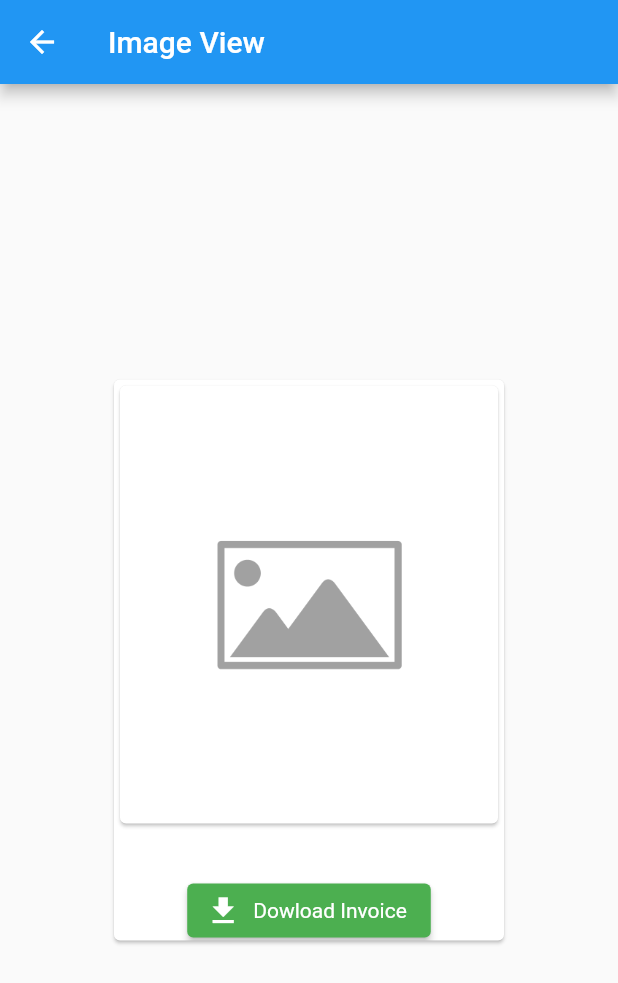
After one commit to HusseinMohammedHussein/TheMovieApp, a Flutter app: the ImageViewScreen screen opened directly, after a tap on "Dowload Invoice", on a phone screen of 412 x 824 dp. The commit adds this screen. Shown: the top 983 px of the screen. Run offline on Flutter 3.47's test engine with Material 2 defaults, Android fonts, the phone set to English and light mode, and no system bars; our stand-ins replace dio, get; network calls fail.

Commit message:
Added Selected and Save Image View.

```diff
--- /dev/null
+++ b/lib/feature/person_image_details/view/image_view_screen.dart
@@ -0,0 +1,133 @@
+import 'dart:developer';
+import 'dart:io';
+import 'dart:core';
+
+import 'package:path_provider/path_provider.dart';
+import 'package:path/path.dart' as path;
+import 'package:flutter/material.dart';
+import 'package:flutter_themoviedb_assignment/core/utils/utils.dart';
+import 'package:get/get.dart';
+import 'package:http/http.dart' as http;
+
+class ImageViewScreen extends StatefulWidget {
+  String? imagePath;
+
+  ImageViewScreen({super.key, this.imagePath});
+
+  @override
+  State<ImageViewScreen> createState() => _ImageViewScreenState();
+}
+
+class _ImageViewScreenState extends State<ImageViewScreen> {
+  late Size size;
+  var response;
+
+  @override
+  void initState() {
+    super.initState();
+    getNetworkImage();
+  }
+
+  Future<http.Response> getNetworkImage() async {
+    response = await http
+        .get(Uri.parse(Utils.IMAGE_ORIGINAL_BASE_URL + widget.imagePath!));
+    return response;
+  }
+
+  saveImage() async {
+    Directory? externalStorage = await getExternalStorageDirectory();
+    log("External Storage: $externalStorage");
+    File file = File(
+        path.join(externalStorage!.path, path.basename(widget.imagePath!)));
+    await file.writeAsBytes(response.bodyBytes);
+    directoryFile(file);
+    log("File: $file");
+  }
+
+  directoryFile(file) async {
+    showDialog(
+        context: context,
+        builder: (c) => AlertDialog(
+              title: const Text("Image Saved Success", textAlign: TextAlign.center),
+              content: SizedBox(
+                height: size.height * 0.8,
+                child: Column(
+                  children: [
+                    Image.file(file),
+                    ElevatedButton.icon(
+                        onPressed: () async {
+                          Get.toNamed("/home");
+                        },
+                        icon: const Icon(
+                          Icons.arrow_back,
+                          color: Colors.white,
+                        ),
+                        style: ButtonStyle(
+                          backgroundColor:
+                              MaterialStateProperty.all(Colors.blue),
+                          textStyle: MaterialStateProperty.all(
+                              const TextStyle(color: Colors.white)),
+                        ),
+                        label: Text('Continue'))
+                  ],
+                ),
+              ),
+            ));
+  }
+
+  @override
+  Widget build(BuildContext context) {
+    size = MediaQuery.of(context).size;
+    return Scaffold(
+      appBar: AppBar(title: const Text("Image View")),
+      body: Center(
+        child: Container(
+          height: size.height * 0.5,
+          padding: const EdgeInsets.all(15),
+          child: Card(
+              clipBehavior: Clip.antiAliasWithSaveLayer,
+              child: Column(
+                children: [
+                  SizedBox(
+                    height: 300,
+                    width: 260,
+                    child: Card(
+                      clipBehavior: Clip.antiAliasWithSaveLayer,
+                      child: FadeInImage(
+                        image: widget.imagePath != null
+                            ? NetworkImage(
+                                "${Utils.IMAGE_ORIGINAL_BASE_URL}${widget.imagePath}")
+                            : const AssetImage(
+                                'lib/assets/placeholderImg.png',
+                              ) as ImageProvider,
+                        fit: BoxFit.cover,
+                        placeholder:
+                            const AssetImage('lib/assets/placeholderImg.png'),
+                      ),
+                    ),
+                  ),
+                  SizedBox(
+                    height: 30,
+                  ),
+                  ElevatedButton.icon(
+                      onPressed: () async {
+                        saveImage();
+                      },
+                      icon: const Icon(
+                        Icons.file_download,
+                        color: Colors.white,
+                      ),
+                      style: ButtonStyle(
+                        backgroundColor:
+                            MaterialStateProperty.all(Colors.green),
+                        textStyle: MaterialStateProperty.all(
+                            const TextStyle(color: Colors.white)),
+                      ),
+                      label: Text('Dowload Invoice'))
+                ],
+              )),
+        ),
+      ),
+    );
+  }
+}
--- a/pubspec.yaml
+++ b/pubspec.yaml
@@ -13,6 +13,9 @@ dependencies:
   json_serializable: ^6.7.1
   get: ^4.6.5
   dio: ^5.4.0
+  path: ^1.8.3
+  path_provider: ^2.1.1
+  http: ^1.1.0
 
 dev_dependencies:
   flutter_test:
```
Also changed, not shown: lib/feature/person_details/view/details_screen.dart (+26 -7 lines), pubspec.lock.
